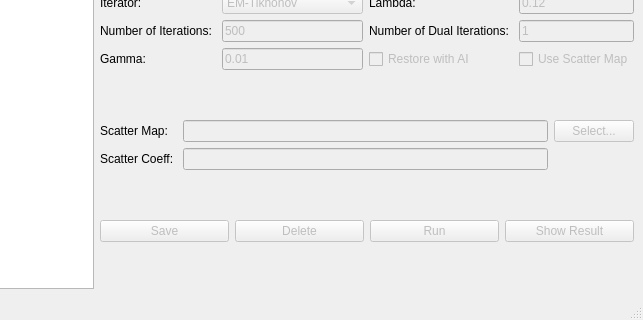
Above: mainwindow.ui from phreer/spect-recon-ui-new before the change; both pictures show x 157 to 800 and y 280 to 600 of the 800 by 600 pixel window. Below: the same form after it.
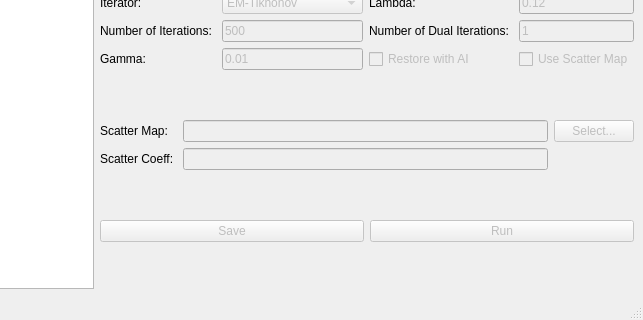
That is the form after the change.

```diff
--- a/mainwindow.ui
+++ b/mainwindow.ui
@@ -325,16 +325,6 @@
           </property>
          </widget>
         </item>
-        <item>
-         <widget class="QPushButton" name="pushButtonDelete">
-          <property name="enabled">
-           <bool>false</bool>
-          </property>
-          <property name="text">
-           <string>Delete</string>
-          </property>
-         </widget>
-        </item>
         <item>
          <widget class="QPushButton" name="pushButtonRun">
           <property name="enabled">
@@ -345,16 +335,6 @@
           </property>
          </widget>
         </item>
-        <item>
-         <widget class="QPushButton" name="pushButtonShowResult">
-          <property name="enabled">
-           <bool>false</bool>
-          </property>
-          <property name="text">
-           <string>Show Result</string>
-          </property>
-         </widget>
-        </item>
        </layout>
       </item>
      </layout>
```
Left out of the diff: 2 changed lines with no effect on the pictures.
